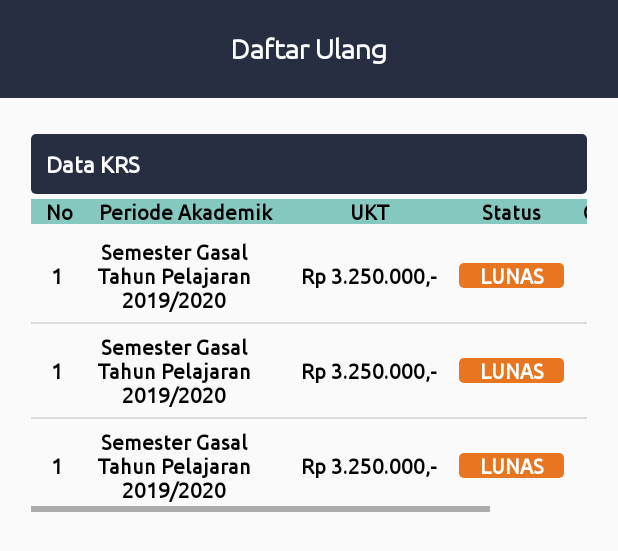
After one commit to fadelmi12/bismillah12, an Android app: the layout activity_daftar_ulang.xml on its own in the app's theme, with its tools: preview values and no code run, on a phone screen of 412 x 824 dp. The commit adds this screen. Shown: the top 551 px of the screen. Run offline under Robolectric (Android 15) with nearby library versions, the phone set to English and light mode, and no system bars.

Commit message:
layout daftar ulang

```diff
--- a/app/src/main/AndroidManifest.xml
+++ b/app/src/main/AndroidManifest.xml
@@ -12,7 +12,8 @@
         android:supportsRtl="true"
         android:theme="@style/AppTheme"
         android:usesCleartextTraffic="true">
-        <activity android:name=".ActivityPemahaman"></activity>
+        <activity android:name=".DaftarUlang"></activity>
+        <activity android:name=".ActivityPemahaman" />
         <activity android:name=".Pengumuman" />
         <activity android:name=".ActivityUbahDataOrtu" />
         <activity android:name=".ActivityUbahDataDiri" />
--- /dev/null
+++ b/app/src/main/res/drawable/ic_baseline_print_24.xml
@@ -0,0 +1,5 @@
+<vector android:height="35dp" android:tint="#415AAA"
+    android:viewportHeight="24" android:viewportWidth="24"
+    android:width="35dp" xmlns:android="http://schemas.android.com/apk/res/android">
+    <path android:fillColor="@android:color/white" android:pathData="M19,8L5,8c-1.66,0 -3,1.34 -3,3v6h4v4h12v-4h4v-6c0,-1.66 -1.34,-3 -3,-3zM16,19L8,19v-5h8v5zM19,12c-0.55,0 -1,-0.45 -1,-1s0.45,-1 1,-1 1,0.45 1,1 -0.45,1 -1,1zM18,3L6,3v4h12L18,3z"/>
+</vector>
--- /dev/null
+++ b/app/src/main/res/layout/activity_daftar_ulang.xml
@@ -0,0 +1,121 @@
+<?xml version="1.0" encoding="utf-8"?>
+<androidx.constraintlayout.widget.ConstraintLayout xmlns:android="http://schemas.android.com/apk/res/android"
+    xmlns:app="http://schemas.android.com/apk/res-auto"
+    xmlns:tools="http://schemas.android.com/tools"
+    android:layout_width="match_parent"
+    android:layout_height="match_parent"
+    tools:context=".DaftarUlang">
+    <RelativeLayout
+        android:id="@+id/relativeLayout"
+        android:layout_width="match_parent"
+        android:layout_height="65dp"
+        android:background="@color/ungu"
+        app:layout_constraintEnd_toEndOf="parent"
+        app:layout_constraintStart_toStartOf="parent"
+        app:layout_constraintTop_toTopOf="parent">
+
+        <TextView
+            android:layout_width="wrap_content"
+            android:layout_height="wrap_content"
+            android:layout_centerInParent="true"
+            android:fontFamily="@font/ubunturegular"
+            android:text="Daftar Ulang"
+            android:textColor="@android:color/white"
+            android:textSize="18dp"
+            android:textStyle="bold" />
+    </RelativeLayout>
+
+    <LinearLayout
+        android:id="@+id/linearLayout21"
+        android:layout_width="0dp"
+        android:layout_height="wrap_content"
+        android:layout_marginTop="24dp"
+        android:orientation="vertical"
+        app:layout_constraintEnd_toEndOf="parent"
+        app:layout_constraintStart_toStartOf="parent"
+        app:layout_constraintTop_toBottomOf="@+id/relativeLayout"
+        app:layout_constraintWidth_percent=".9">
+
+        <LinearLayout
+            android:layout_width="match_parent"
+            android:layout_height="40dp"
+            android:background="@drawable/roundcorner">
+
+            <TextView
+                android:layout_width="wrap_content"
+                android:layout_height="match_parent"
+                android:layout_marginStart="10dp"
+                android:fontFamily="@font/ubunturegular"
+                android:gravity="center_vertical"
+                android:text="Data KRS"
+                android:textColor="@color/white"
+                android:textSize="15dp"
+                android:textStyle="bold" />
+        </LinearLayout>
+
+        <HorizontalScrollView
+            android:layout_width="wrap_content"
+            android:layout_height="wrap_content">
+
+            <TableLayout
+                android:layout_width="match_parent"
+                android:layout_height="match_parent"
+                android:layout_marginTop="0dp">
+
+                <TableRow
+                    android:layout_width="wrap_content"
+                    android:layout_height="wrap_content"
+                    android:layout_marginTop="3dp"
+                    android:layout_marginBottom="3dp"
+                    android:background="#85C8C0">
+
+                    <TextView
+                        android:layout_width="25dp"
+                        android:layout_height="wrap_content"
+                        android:text="No"
+                        android:layout_marginStart="10dp"
+                        android:textColor="@android:color/black"
+                        android:textStyle="bold"
+                        android:fontFamily="@font/ubunturegular"/>
+                    <TextView
+                        android:layout_width="120dp"
+                        android:layout_height="wrap_content"
+                        android:layout_marginLeft="10dp"
+                        android:text="Periode Akademik"
+                        android:textColor="@android:color/black"
+                        android:textStyle="bold"
+                        android:fontFamily="@font/ubunturegular"/>
+                    <TextView
+                        android:layout_width="120dp"
+                        android:layout_height="wrap_content"
+                        android:text="UKT"
+                        android:gravity="center"
+                        android:textColor="@android:color/black"
+                        android:textStyle="bold"
+                        android:fontFamily="@font/ubunturegular"/>
+                    <TextView
+                        android:layout_width="70dp"
+                        android:layout_height="wrap_content"
+                        android:text="Status"
+                        android:gravity="center"
+                        android:textColor="@android:color/black"
+                        android:textStyle="bold"
+                        android:fontFamily="@font/ubunturegular"/>
+                    <TextView
+                        android:layout_width="90dp"
+                        android:layout_height="wrap_content"
+                        android:text="Cetak KRS"
+                        android:gravity="center"
+                        android:textColor="@android:color/black"
+                        android:textStyle="bold"
+                        android:fontFamily="@font/ubunturegular"/>
+                </TableRow>
+                <ListView
+                    android:id="@+id/listView"
+                    android:layout_width="wrap_content"
+                    android:layout_height="wrap_content"
+                    tools:listitem="@layout/listview_daftarulang" />
+            </TableLayout>
+        </HorizontalScrollView>
+    </LinearLayout>
+</androidx.constraintlayout.widget.ConstraintLayout>
--- a/app/src/main/res/layout/activity_data_diri.xml
+++ b/app/src/main/res/layout/activity_data_diri.xml
@@ -58,7 +58,6 @@
         app:layout_constraintEnd_toEndOf="parent"
         app:layout_constraintStart_toStartOf="parent"
         app:layout_constraintTop_toTopOf="parent">
-
 
         <TextView
             android:layout_width="wrap_content"
--- a/app/src/main/res/layout/activity_hasil_studi.xml
+++ b/app/src/main/res/layout/activity_hasil_studi.xml
@@ -307,7 +307,7 @@
             android:layout_width="match_parent"
             android:layout_height="match_parent">
             <androidx.viewpager.widget.ViewPager
-                android:id="@+id/viewpager"
+                android:id="@+id/viewpager2"
                 android:layout_width="match_parent"
                 android:layout_height="match_parent">
             </androidx.viewpager.widget.ViewPager>
--- a/app/src/main/res/layout/activity_pemahaman.xml
+++ b/app/src/main/res/layout/activity_pemahaman.xml
@@ -21,7 +21,7 @@
             android:layout_height="wrap_content"
             android:layout_centerInParent="true"
             android:fontFamily="@font/ubunturegular"
-            android:text="PemahamanVisiMisi"
+            android:text="Pemahaman Visi Misi"
             android:textColor="@android:color/white"
             android:textSize="18dp"
             android:textStyle="bold" />
--- /dev/null
+++ b/app/src/main/res/layout/listview_daftarulang.xml
@@ -0,0 +1,68 @@
+<?xml version="1.0" encoding="utf-8"?>
+<LinearLayout xmlns:android="http://schemas.android.com/apk/res/android"
+    android:orientation="horizontal" android:layout_width="wrap_content"
+    android:layout_height="match_parent"
+    >
+    <LinearLayout
+        android:layout_width="wrap_content"
+        android:layout_height="wrap_content">
+        <LinearLayout
+            android:layout_width="25dp"
+            android:layout_height="wrap_content"
+            android:gravity="center"
+            android:layout_gravity="center">
+            <TextView
+                android:id="@+id/no"
+                android:layout_width="match_parent"
+                android:layout_height="match_parent"
+                android:text="1"
+                android:gravity="center"
+                android:textColor="@android:color/black"
+                android:fontFamily="@font/ubunturegular"
+                android:textStyle="bold"
+                android:layout_marginStart="10dp"/>
+        </LinearLayout>
+
+        <TextView
+            android:layout_width="120dp"
+            android:layout_height="62dp"
+            android:layout_marginStart="10dp"
+            android:id="@+id/kategori"
+            android:gravity="center"
+            android:textColor="@android:color/black"
+            android:text="Semester Gasal Tahun Pelajaran 2019/2020"
+            android:layout_gravity="center"
+            android:textStyle="bold"
+            android:fontFamily="@font/ubunturegular" />
+        <TextView
+            android:layout_width="120dp"
+            android:layout_height="62dp"
+            android:id="@+id/UKT"
+            android:text="Rp 3.250.000,-"
+            android:layout_gravity="center"
+            android:textColor="@android:color/black"
+            android:gravity="center"
+            android:fontFamily="@font/ubunturegular"
+            android:textStyle="bold"
+            android:layout_marginStart="10dp"/>
+        <TextView
+            android:layout_width="70dp"
+            android:layout_height="wrap_content"
+            android:fontFamily="@font/ubunturegular"
+            android:text="LUNAS"
+            android:textStyle="bold"
+            android:layout_gravity="center"
+            android:gravity="center"
+            android:textColor="@color/white"
+            android:background="@drawable/roundorg" />
+        <ImageButton
+            android:layout_width="90dp"
+            android:layout_height="wrap_content"
+            android:layout_gravity="center"
+            android:background="@android:color/transparent"
+            android:src="@drawable/ic_baseline_print_24"
+            android:gravity="center"/>
+    </LinearLayout>
+
+
+</LinearLayout>
```
Also changed, not shown: app/src/main/java/com/example/bismillah/DaftarUlang.java (added, +14 -0 lines), app/src/main/java/com/example/bismillah/HasilStudi.java (+5 -5 lines), app/src/main/java/com/example/bismillah/Pengumuman.java (+6 -6 lines), app/src/main/java/com/example/bismillah/tabKuliah.java (+9 -0 lines), app/src/main/res/drawable/ic_outline_verified_user_24.xml (+4 -9 lines), app/src/main/res/layout/fragment_tab1.xml (+13 -0 lines), app/src/main/res/layout/row.xml (deleted, +0 -35 lines).
